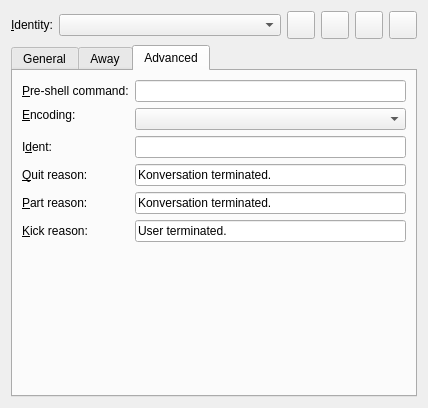
The window that src/identitydialog.ui (KDE/konversation) describes before a commit, drawn with Qt 5.
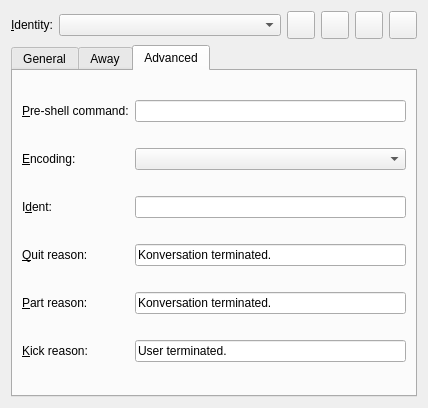
The same window after the commit. The open tabs and pages were chosen to show the change. Custom widgets are drawn as their Qt base class.

Commit message: Align widgets properly.

The edit to the form file:
```diff
--- a/src/identitydialog.ui
+++ b/src/identitydialog.ui
@@ -432,6 +432,12 @@
       <layout class="QFormLayout" name="formLayout">
        <item row="0" column="0">
         <widget class="QLabel" name="sCommandLabel">
+         <property name="sizePolicy">
+          <sizepolicy hsizetype="Preferred" vsizetype="Expanding">
+           <horstretch>0</horstretch>
+           <verstretch>0</verstretch>
+          </sizepolicy>
+         </property>
          <property name="text">
           <string>&amp;Pre-shell command:</string>
          </property>
@@ -450,7 +456,7 @@
        <item row="1" column="0">
         <widget class="QLabel" name="codecLabel">
          <property name="sizePolicy">
-          <sizepolicy hsizetype="Fixed" vsizetype="Fixed">
+          <sizepolicy hsizetype="Fixed" vsizetype="Expanding">
            <horstretch>0</horstretch>
            <verstretch>0</verstretch>
           </sizepolicy>
@@ -472,6 +478,12 @@
        </item>
        <item row="2" column="0">
         <widget class="QLabel" name="loginLabel">
+         <property name="sizePolicy">
+          <sizepolicy hsizetype="Preferred" vsizetype="Expanding">
+           <horstretch>0</horstretch>
+           <verstretch>0</verstretch>
+          </sizepolicy>
+         </property>
          <property name="text">
           <string>I&amp;dent:</string>
          </property>
@@ -489,6 +501,12 @@
        </item>
        <item row="3" column="0">
         <widget class="QLabel" name="quitLabel">
+         <property name="sizePolicy">
+          <sizepolicy hsizetype="Preferred" vsizetype="Expanding">
+           <horstretch>0</horstretch>
+           <verstretch>0</verstretch>
+          </sizepolicy>
+         </property>
          <property name="text">
           <string>&amp;Quit reason:</string>
          </property>
@@ -509,6 +527,12 @@
        </item>
        <item row="4" column="0">
         <widget class="QLabel" name="partLabel">
+         <property name="sizePolicy">
+          <sizepolicy hsizetype="Preferred" vsizetype="Expanding">
+           <horstretch>0</horstretch>
+           <verstretch>0</verstretch>
+          </sizepolicy>
+         </property>
          <property name="text">
           <string>&amp;Part reason:</string>
          </property>
@@ -529,6 +553,12 @@
        </item>
        <item row="5" column="0">
         <widget class="QLabel" name="kickLabel">
+         <property name="sizePolicy">
+          <sizepolicy hsizetype="Preferred" vsizetype="Expanding">
+           <horstretch>0</horstretch>
+           <verstretch>0</verstretch>
+          </sizepolicy>
+         </property>
          <property name="text">
           <string>&amp;Kick reason:</string>
          </property>
```
